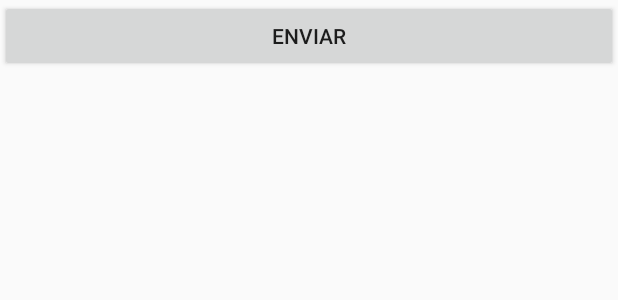
After one commit to josecaros/dnpa-sensorproyect, an Android app: the layout activity_bluetooth_transfer.xml on its own in the app's theme, with its tools: preview values and no code run, on a phone screen of 412 x 824 dp. The commit adds this screen. Shown: the top 300 px of the screen. Run offline under Robolectric (Android 15) with nearby library versions, the phone set to English and light mode, and no system bars.

Commit message:
añadiendo clase para transferir datos por bluetooth

```diff
--- /dev/null
+++ b/app/src/main/res/layout/activity_bluetooth_transfer.xml
@@ -0,0 +1,16 @@
+<?xml version="1.0" encoding="utf-8"?>
+<LinearLayout xmlns:android="http://schemas.android.com/apk/res/android"
+    xmlns:app="http://schemas.android.com/apk/res-auto"
+    xmlns:tools="http://schemas.android.com/tools"
+    android:layout_width="match_parent"
+    android:layout_height="match_parent"
+    android:orientation="vertical"
+    tools:context=".controller.BluetoothTransfer">
+
+    <Button
+        android:id="@+id/button"
+        android:layout_width="match_parent"
+        android:layout_height="wrap_content"
+        android:text="Enviar"
+        android:onClick="sendViaBluetooth"/>
+</LinearLayout>
```
Also changed, not shown: app/src/main/AndroidManifest.xml (+8 -5 lines), app/src/main/java/com/example/dnpa_sensorproyect/controller/BluetoothConexionService.java (+17 -5 lines), app/src/main/java/com/example/dnpa_sensorproyect/controller/BluetoothTransfer.java (added, +83 -0 lines), app/src/main/java/com/example/dnpa_sensorproyect/view/ListaUbicaciones.java (+6 -1 lines).
